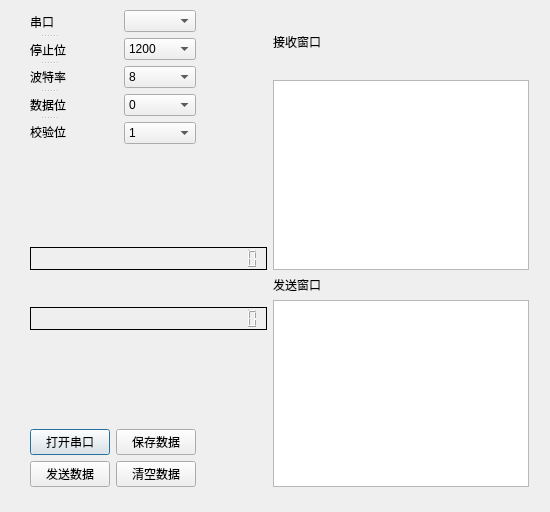
Old version of the form portdialog.ui in the repository KongQingXin12/JCY.
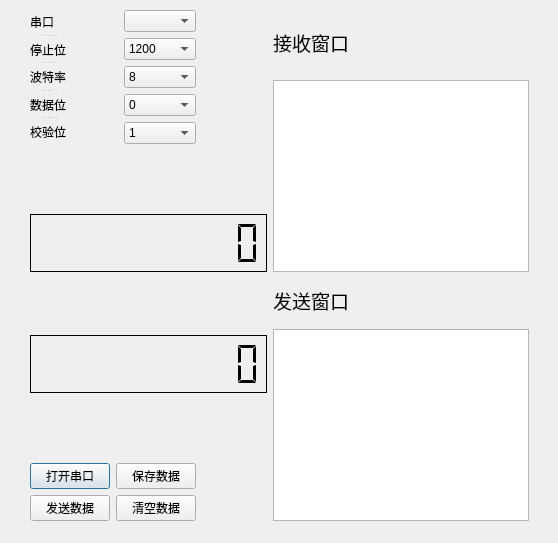
New version of the form.

Commit message: 增加了角度和数字显示，并优化了串口界面的布局

Diff of the .ui file:
```diff
--- a/portdialog.ui
+++ b/portdialog.ui
@@ -6,20 +6,20 @@
    <rect>
     <x>0</x>
     <y>0</y>
-    <width>550</width>
-    <height>512</height>
+    <width>558</width>
+    <height>543</height>
    </rect>
   </property>
   <property name="windowTitle">
    <string>Dialog</string>
   </property>
-  <widget class="QWidget" name="">
+  <widget class="QWidget" name="layoutWidget">
    <property name="geometry">
     <rect>
      <x>30</x>
      <y>10</y>
      <width>499</width>
-     <height>477</height>
+     <height>511</height>
     </rect>
    </property>
    <layout class="QGridLayout" name="gridLayout">
@@ -167,13 +167,26 @@
     </item>
     <item row="0" column="3">
      <widget class="QLabel" name="label_5">
+      <property name="font">
+       <font>
+        <family>Arial</family>
+        <pointsize>14</pointsize>
+       </font>
+      </property>
       <property name="text">
        <string>接收窗口</string>
       </property>
      </widget>
     </item>
     <item row="1" column="3" rowspan="3">
-     <widget class="QTextEdit" name="Receive_Window"/>
+     <widget class="QTextEdit" name="Receive_Window">
+      <property name="font">
+       <font>
+        <family>Arial</family>
+        <pointsize>14</pointsize>
+       </font>
+      </property>
+     </widget>
     </item>
     <item row="2" column="0">
      <spacer name="verticalSpacer">
@@ -183,18 +196,151 @@
       <property name="sizeHint" stdset="0">
        <size>
         <width>20</width>
-        <height>38</height>
+        <height>30</height>
        </size>
       </property>
      </spacer>
     </item>
     <item row="3" column="0" colspan="3">
      <widget class="QLCDNumber" name="dis_ang_sdj">
+      <property name="sizePolicy">
+       <sizepolicy hsizetype="Minimum" vsizetype="Expanding">
+        <horstretch>0</horstretch>
+        <verstretch>0</verstretch>
+       </sizepolicy>
+      </property>
+      <property name="palette">
+       <palette>
+        <active>
+         <colorrole role="WindowText">
+          <brush brushstyle="SolidPattern">
+           <color alpha="255">
+            <red>0</red>
+            <green>0</green>
+            <blue>0</blue>
+           </color>
+          </brush>
+         </colorrole>
+         <colorrole role="Dark">
+          <brush brushstyle="SolidPattern">
+           <color alpha="255">
+            <red>255</red>
+            <green>255</green>
+            <blue>255</blue>
+           </color>
+          </brush>
+         </colorrole>
+         <colorrole role="Text">
+          <brush brushstyle="SolidPattern">
+           <color alpha="255">
+            <red>0</red>
+            <green>0</green>
+            <blue>0</blue>
+           </color>
+          </brush>
+         </colorrole>
+         <colorrole role="ButtonText">
+          <brush brushstyle="SolidPattern">
+           <color alpha="255">
+            <red>0</red>
+            <green>0</green>
+            <blue>0</blue>
+           </color>
+          </brush>
+         </colorrole>
+        </active>
+        <inactive>
+         <colorrole role="WindowText">
+          <brush brushstyle="SolidPattern">
+           <color alpha="255">
+            <red>0</red>
+            <green>0</green>
+            <blue>0</blue>
+           </color>
+          </brush>
+         </colorrole>
+         <colorrole role="Dark">
+          <brush brushstyle="SolidPattern">
+           <color alpha="255">
+            <red>255</red>
+            <green>255</green>
+            <blue>255</blue>
+           </color>
+          </brush>
+         </colorrole>
+         <colorrole role="Text">
+          <brush brushstyle="SolidPattern">
+           <color alpha="255">
+            <red>0</red>
+            <green>0</green>
+            <blue>0</blue>
+           </color>
+          </brush>
+         </colorrole>
+         <colorrole role="ButtonText">
+          <brush brushstyle="SolidPattern">
+           <color alpha="255">
+            <red>0</red>
+            <green>0</green>
+            <blue>0</blue>
+           </color>
+          </brush>
+         </colorrole>
+        </inactive>
+        <disabled>
+         <colorrole role="WindowText">
+          <brush brushstyle="SolidPattern">
+           <color alpha="255">
+            <red>255</red>
+            <green>255</green>
+            <blue>255</blue>
+           </color>
+          </brush>
+         </colorrole>
+         <colorrole role="Dark">
+          <brush brushstyle="SolidPattern">
+           <color alpha="255">
+            <red>255</red>
+            <green>255</green>
+            <blue>255</blue>
+           </color>
+          </brush>
+         </colorrole>
+         <colorrole role="Text">
+          <brush brushstyle="SolidPattern">
+           <color alpha="255">
+            <red>255</red>
+            <green>255</green>
+            <blue>255</blue>
+           </color>
+          </brush>
+         </colorrole>
+         <colorrole role="ButtonText">
+          <brush brushstyle="SolidPattern">
+           <color alpha="255">
+            <red>255</red>
+            <green>255</green>
+            <blue>255</blue>
+           </color>
+          </brush>
+         </colorrole>
+        </disabled>
+       </palette>
+      </property>
+      <property name="font">
+       <font>
+        <family>Arial</family>
+        <pointsize>14</pointsize>
+       </font>
+      </property>
       <property name="frameShadow">
        <enum>QFrame::Plain</enum>
       </property>
       <property name="digitCount">
-       <number>24</number>
+       <number>10</number>
+      </property>
+      <property name="segmentStyle">
+       <enum>QLCDNumber::Flat</enum>
       </property>
      </widget>
     </item>
@@ -213,36 +359,30 @@
     </item>
     <item row="4" column="3">
      <widget class="QLabel" name="label_6">
+      <property name="sizePolicy">
+       <sizepolicy hsizetype="Preferred" vsizetype="Expanding">
+        <horstretch>0</horstretch>
+        <verstretch>0</verstretch>
+       </sizepolicy>
+      </property>
+      <property name="font">
+       <font>
+        <family>Arial</family>
+        <pointsize>14</pointsize>
+       </font>
+      </property>
       <property name="text">
        <string>发送窗口</string>
       </property>
      </widget>
     </item>
     <item row="5" column="3" rowspan="5">
-     <widget class="QTextEdit" name="Send_Window"/>
-    </item>
-    <item row="6" column="0" colspan="3">
-     <widget class="QLCDNumber" name="dis_num_sdj">
-      <property name="focusPolicy">
-       <enum>Qt::NoFocus</enum>
-      </property>
-      <property name="autoFillBackground">
-       <bool>true</bool>
-      </property>
-      <property name="frameShadow">
-       <enum>QFrame::Plain</enum>
-      </property>
-      <property name="smallDecimalPoint">
-       <bool>false</bool>
-      </property>
-      <property name="digitCount">
-       <number>24</number>
-      </property>
-      <property name="segmentStyle">
-       <enum>QLCDNumber::Filled</enum>
-      </property>
-      <property name="value" stdset="0">
-       <double>0.000000000000000</double>
+     <widget class="QTextEdit" name="Send_Window">
+      <property name="font">
+       <font>
+        <family>Arial</family>
+        <pointsize>14</pointsize>
+       </font>
       </property>
      </widget>
     </item>
@@ -300,6 +440,161 @@
       </property>
      </widget>
     </item>
+    <item row="6" column="0" colspan="3">
+     <widget class="QLCDNumber" name="dis_num_sdj">
+      <property name="sizePolicy">
+       <sizepolicy hsizetype="Minimum" vsizetype="Expanding">
+        <horstretch>0</horstretch>
+        <verstretch>0</verstretch>
+       </sizepolicy>
+      </property>
+      <property name="palette">
+       <palette>
+        <active>
+         <colorrole role="WindowText">
+          <brush brushstyle="SolidPattern">
+           <color alpha="255">
+            <red>0</red>
+            <green>0</green>
+            <blue>0</blue>
+           </color>
+          </brush>
+         </colorrole>
+         <colorrole role="Dark">
+          <brush brushstyle="SolidPattern">
+           <color alpha="255">
+            <red>255</red>
+            <green>255</green>
+            <blue>255</blue>
+           </color>
+          </brush>
+         </colorrole>
+         <colorrole role="Text">
+          <brush brushstyle="SolidPattern">
+           <color alpha="255">
+            <red>0</red>
+            <green>0</green>
+            <blue>0</blue>
+           </color>
+          </brush>
+         </colorrole>
+         <colorrole role="ButtonText">
+          <brush brushstyle="SolidPattern">
+           <color alpha="255">
+            <red>0</red>
+            <green>0</green>
+            <blue>0</blue>
+           </color>
+          </brush>
+         </colorrole>
+        </active>
+        <inactive>
+         <colorrole role="WindowText">
+          <brush brushstyle="SolidPattern">
+           <color alpha="255">
+            <red>0</red>
+            <green>0</green>
+            <blue>0</blue>
+           </color>
+          </brush>
+         </colorrole>
+         <colorrole role="Dark">
+          <brush brushstyle="SolidPattern">
+           <color alpha="255">
+            <red>255</red>
+            <green>255</green>
+            <blue>255</blue>
+           </color>
+          </brush>
+         </colorrole>
+         <colorrole role="Text">
+          <brush brushstyle="SolidPattern">
+           <color alpha="255">
+            <red>0</red>
+            <green>0</green>
+            <blue>0</blue>
+           </color>
+          </brush>
+         </colorrole>
+         <colorrole role="ButtonText">
+          <brush brushstyle="SolidPattern">
+           <color alpha="255">
+            <red>0</red>
+            <green>0</green>
+            <blue>0</blue>
+           </color>
+          </brush>
+         </colorrole>
+        </inactive>
+        <disabled>
+         <colorrole role="WindowText">
+          <brush brushstyle="SolidPattern">
+           <color alpha="255">
+            <red>255</red>
+            <green>255</green>
+            <blue>255</blue>
+           </color>
+          </brush>
+         </colorrole>
+         <colorrole role="Dark">
+          <brush brushstyle="SolidPattern">
+           <color alpha="255">
+            <red>255</red>
+            <green>255</green>
+            <blue>255</blue>
+           </color>
+          </brush>
+         </colorrole>
+         <colorrole role="Text">
+          <brush brushstyle="SolidPattern">
+           <color alpha="255">
+            <red>255</red>
+            <green>255</green>
+            <blue>255</blue>
+           </color>
+          </brush>
+         </colorrole>
+         <colorrole role="ButtonText">
+          <brush brushstyle="SolidPattern">
+           <color alpha="255">
+            <red>255</red>
+            <green>255</green>
+            <blue>255</blue>
+           </color>
+          </brush>
+         </colorrole>
+        </disabled>
+       </palette>
+      </property>
+      <property name="font">
+       <font>
+        <family>Arial</family>
+        <pointsize>14</pointsize>
+       </font>
+      </property>
+      <property name="focusPolicy">
+       <enum>Qt::NoFocus</enum>
+      </property>
+      <property name="autoFillBackground">
+       <bool>true</bool>
+      </property>
+      <property name="frameShadow">
+       <enum>QFrame::Plain</enum>
+      </property>
+      <property name="smallDecimalPoint">
+       <bool>false</bool>
+      </property>
+      <property name="digitCount">
+       <number>10</number>
+      </property>
+      <property name="segmentStyle">
+       <enum>QLCDNumber::Flat</enum>
+      </property>
+      <property name="value" stdset="0">
+       <double>0.000000000000000</double>
+      </property>
+     </widget>
+    </item>
    </layout>
   </widget>
  </widget>
```
Left out of the diff: 8 changed lines with no effect on the pictures. The commit also changes 4 other files.
